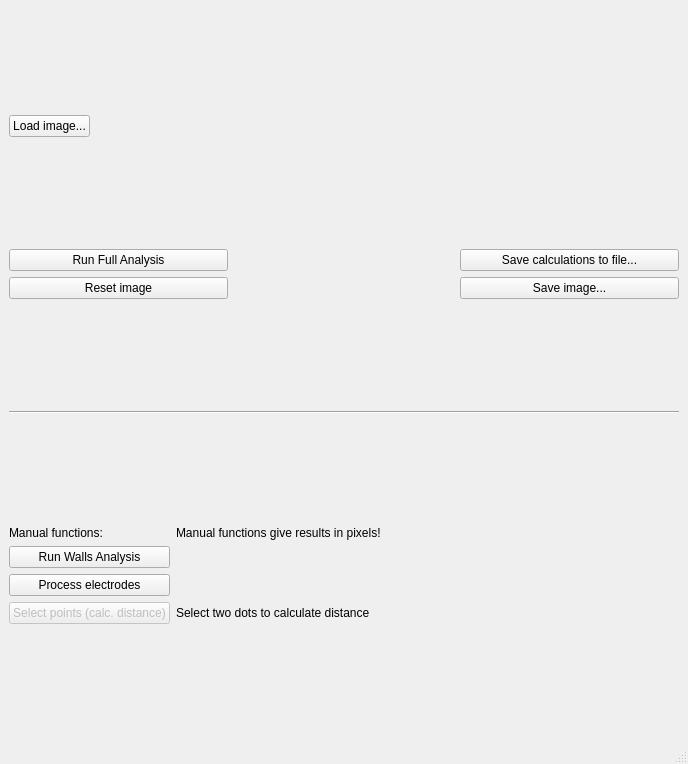
The window that mainwindow/mainwindow.ui (ste1maria/lampImageAnalyser) describes before a commit, drawn with Qt 5.
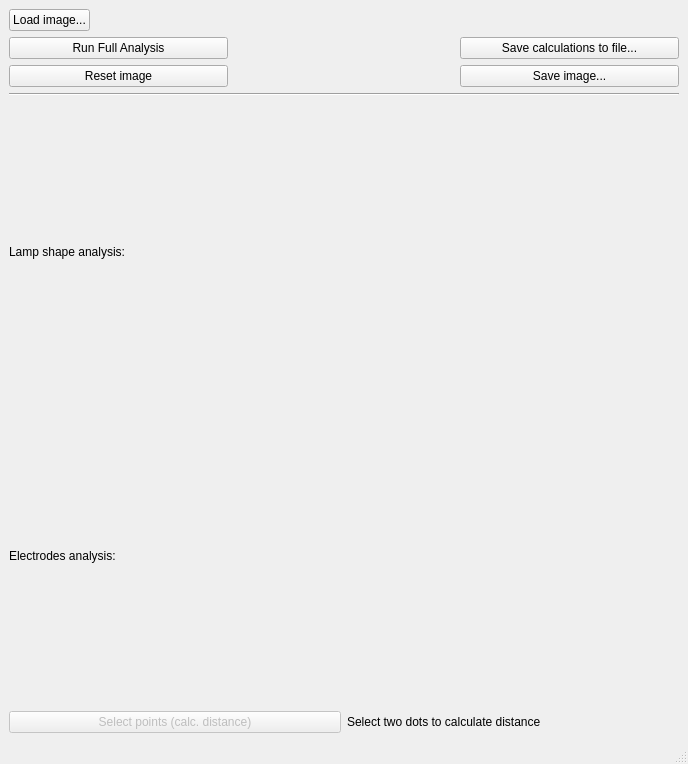
The same window after the commit.

Commit message: automated analysis!

```diff
--- a/mainwindow/mainwindow.ui
+++ b/mainwindow/mainwindow.ui
@@ -126,30 +126,7 @@
     </item>
     <item>
      <layout class="QGridLayout" name="gridLayout_5">
-      <item row="0" column="1">
-       <widget class="QLabel" name="label">
-        <property name="sizePolicy">
-         <sizepolicy hsizetype="Preferred" vsizetype="Maximum">
-          <horstretch>0</horstretch>
-          <verstretch>0</verstretch>
-         </sizepolicy>
-        </property>
-        <property name="text">
-         <string>Manual functions give results in pixels!</string>
-        </property>
-       </widget>
-      </item>
-      <item row="3" column="1">
-       <widget class="QLabel" name="labelElectrodes">
-        <property name="text">
-         <string/>
-        </property>
-        <property name="wordWrap">
-         <bool>true</bool>
-        </property>
-       </widget>
-      </item>
-      <item row="4" column="0">
+      <item row="2" column="0">
        <widget class="QPushButton" name="pushButtonManualSelection">
         <property name="enabled">
          <bool>false</bool>
@@ -165,61 +142,32 @@
         </property>
        </widget>
       </item>
-      <item row="0" column="0">
-       <widget class="QLabel" name="labelManualFunctitons">
-        <property name="sizePolicy">
-         <sizepolicy hsizetype="Minimum" vsizetype="Maximum">
-          <horstretch>0</horstretch>
-          <verstretch>0</verstretch>
-         </sizepolicy>
-        </property>
+      <item row="1" column="0">
+       <widget class="QLabel" name="labelElectrodesAnalysis">
         <property name="text">
-         <string>Manual functions:</string>
+         <string>Electrodes analysis:</string>
         </property>
        </widget>
       </item>
-      <item row="2" column="0">
-       <widget class="QPushButton" name="pushButtonCurveAnalysis">
-        <property name="text">
-         <string>Run Walls Analysis</string>
-        </property>
-       </widget>
-      </item>
-      <item row="3" column="0">
-       <widget class="QPushButton" name="pushButtonElectrodes">
-        <property name="sizePolicy">
-         <sizepolicy hsizetype="Preferred" vsizetype="Fixed">
-          <horstretch>0</horstretch>
-          <verstretch>0</verstretch>
-         </sizepolicy>
-        </property>
-        <property name="text">
-         <string>Process electrodes</string>
-        </property>
-       </widget>
-      </item>
-      <item row="4" column="1">
+      <item row="2" column="1">
        <widget class="QLabel" name="labelDistance">
         <property name="text">
          <string>Select two dots to calculate distance</string>
         </property>
        </widget>
       </item>
-      <item row="3" column="2">
-       <spacer name="horizontalSpacer">
-        <property name="orientation">
-         <enum>Qt::Horizontal</enum>
+      <item row="1" column="1">
+       <widget class="QLabel" name="labelElectrodesResults">
+        <property name="text">
+         <string/>
         </property>
-        <property name="sizeHint" stdset="0">
-         <size>
-          <width>40</width>
-          <height>20</height>
-         </size>
+        <property name="wordWrap">
+         <bool>true</bool>
         </property>
-       </spacer>
+       </widget>
       </item>
-      <item row="2" column="1">
-       <widget class="QLabel" name="labelRadii">
+      <item row="0" column="1">
+       <widget class="QLabel" name="labelLampResults">
         <property name="sizePolicy">
          <sizepolicy hsizetype="Preferred" vsizetype="Preferred">
           <horstretch>0</horstretch>
@@ -234,6 +182,13 @@
         </property>
        </widget>
       </item>
+      <item row="0" column="0">
+       <widget class="QLabel" name="labelWallsAnalysis">
+        <property name="text">
+         <string>Lamp shape analysis:</string>
+        </property>
+       </widget>
+      </item>
      </layout>
     </item>
    </layout>
```
The commit also changes 6 other files.
